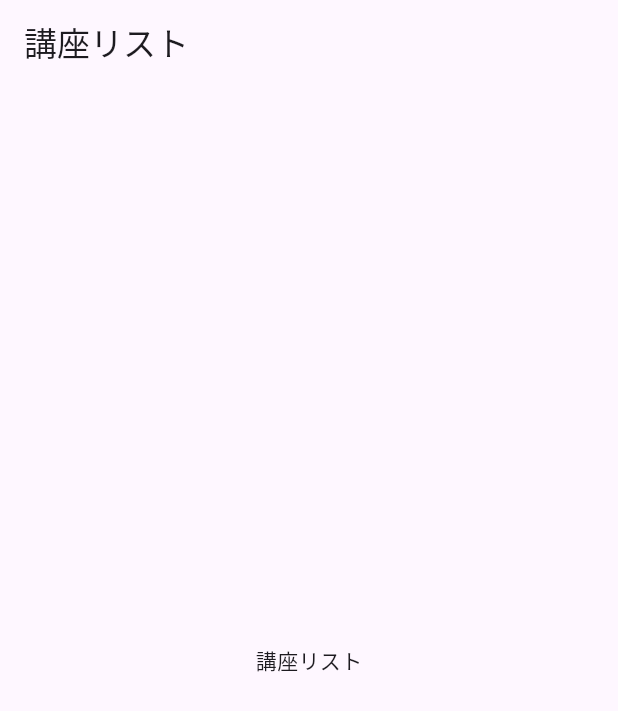
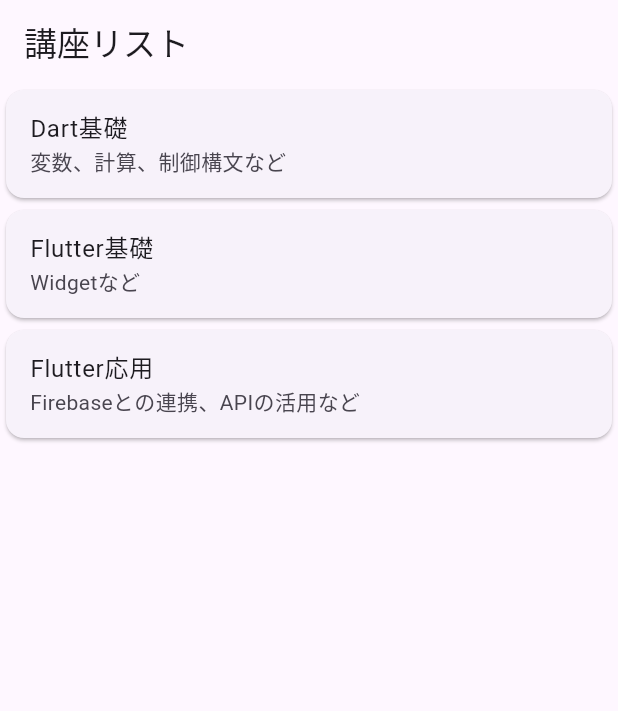
Before and after one commit to pochi-pochi/learning_flutter, a Flutter app: the HomeScreen screen opened directly, on a phone screen of 412 x 824 dp. Shown: the top 711 px of the screen. Run offline on Flutter 3.47's test engine with Material 3 defaults, Android fonts, the phone set to English and light mode, and no system bars; our stand-ins replace firebase_auth, firebase_core, google_sign_in; accounts and stored records are empty.

Commit message:
[add]講座画面の追加
各講座へジャンプできるようにしました。

```diff
--- /dev/null
+++ b/lib/screens/DartBaicScreen.dart
@@ -0,0 +1,16 @@
+import 'package:flutter/material.dart';
+import 'package:learning_flutter/widgets/DartBasic/BasicCaluculationWidget.dart';
+
+class DartBasicScreen extends StatelessWidget {
+  @override
+  Widget build(BuildContext context) {
+    return Scaffold(
+      appBar: AppBar(title: Text('Dart基礎講座')),
+      body: ListView(
+        children: <Widget>[
+          BasicCaluculationWidget(),
+        ],
+      ),
+    );
+  }
+}
--- a/lib/screens/home_screen.dart
+++ b/lib/screens/home_screen.dart
@@ -1,11 +1,20 @@
 import 'package:flutter/material.dart';
+import 'package:learning_flutter/widgets/DartBasicWidget.dart';
+import 'package:learning_flutter/widgets/FlutterAdvanceWidget.dart';
+import 'package:learning_flutter/widgets/FlutterBasicWidget.dart';
 
 class HomeScreen extends StatelessWidget {
   @override
   Widget build(BuildContext context) {
     return Scaffold(
       appBar: AppBar(title: Text('講座リスト')),
-      body: Center(child: const Text('講座リスト'),),
+      body: ListView(
+        children: <Widget>[
+          DartBasicWidget(),
+          FlutterBasicWidget(),
+          FlutterAdvanceWidget(),
+        ],
+      ),
     );
   }
 }
--- /dev/null
+++ b/lib/widgets/DartBasic/BasicCaluculationWidget.dart
@@ -0,0 +1,19 @@
+import 'package:flutter/material.dart';
+
+
+class BasicCaluculationWidget extends StatelessWidget {
+  @override
+  Widget build(BuildContext context){
+    return GestureDetector(
+      onTap: (){
+
+      },
+      child: const Card(
+        child: ListTile(
+          title: Text('基本の計算'),
+          subtitle: Text('四則演算、比較演算子'),
+        ),
+      ),
+    );
+  }
+}
--- /dev/null
+++ b/lib/widgets/DartBasicWidget.dart
@@ -0,0 +1,22 @@
+import 'package:flutter/material.dart';
+import 'package:learning_flutter/screens/DartBaicScreen.dart';
+
+
+class DartBasicWidget extends StatelessWidget {
+  @override
+  Widget build(BuildContext context){
+    return GestureDetector(
+      onTap: (){
+        Navigator.of(context).push(
+          MaterialPageRoute(builder: (context) => DartBasicScreen()),
+        );
+      },
+      child: const Card(
+        child: ListTile(
+          title: Text('Dart基礎'),
+          subtitle: Text('変数、計算、制御構文など'),
+        ),
+      ),
+    );
+  }
+}
--- /dev/null
+++ b/lib/widgets/FlutterAdvanceWidget.dart
@@ -0,0 +1,19 @@
+import 'package:flutter/material.dart';
+
+
+class FlutterAdvanceWidget extends StatelessWidget {
+  @override
+  Widget build(BuildContext context){
+    return GestureDetector(
+      onTap: (){
+
+      },
+      child: const Card(
+        child: ListTile(
+          title: Text('Flutter応用'),
+          subtitle: Text('Firebaseとの連携、APIの活用など'),
+        ),
+      ),
+    );
+  }
+}
--- /dev/null
+++ b/lib/widgets/FlutterBasicWidget.dart
@@ -0,0 +1,19 @@
+import 'package:flutter/material.dart';
+
+
+class FlutterBasicWidget extends StatelessWidget {
+  @override
+  Widget build(BuildContext context){
+    return GestureDetector(
+      onTap: (){
+
+      },
+      child: const Card(
+        child: ListTile(
+          title: Text('Flutter基礎'),
+          subtitle: Text('Widgetなど'),
+        ),
+      ),
+    );
+  }
+}
```
